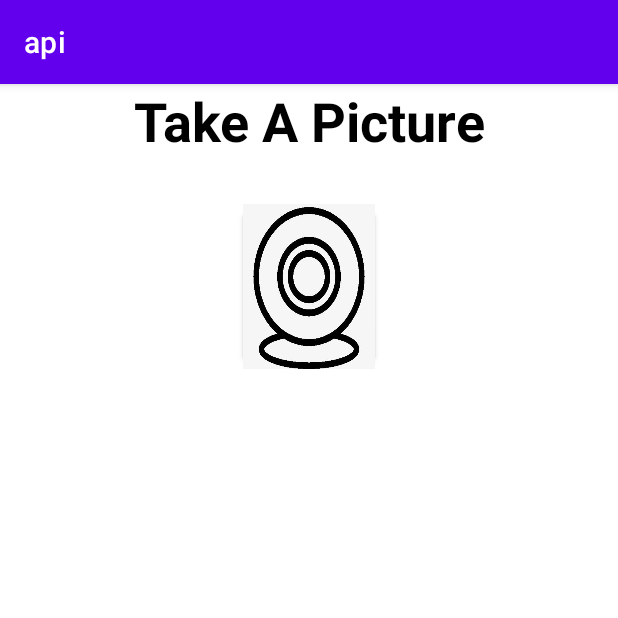
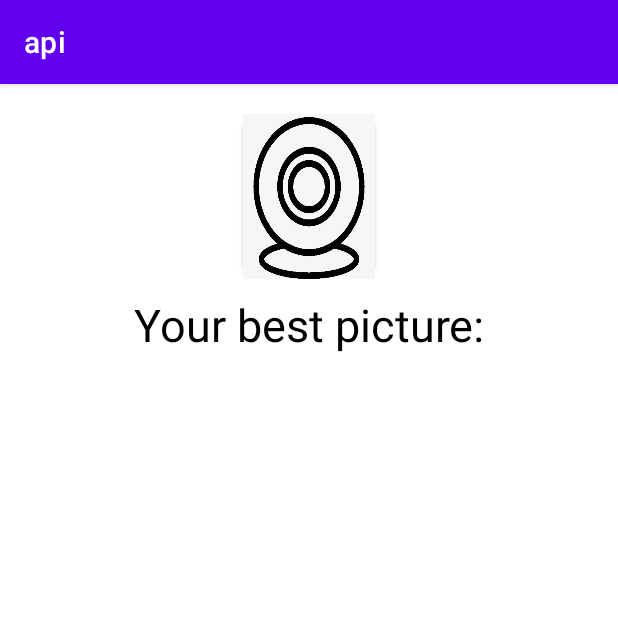
Before and after one commit to xzhan215/cs441_APIs, an Android app: the screen it shows after launch (MainActivity), on a phone screen of 412 x 824 dp, the top half of it. Run offline under Robolectric (Android 15) with nearby library versions, the phone set to English and light mode, and no system bars.

Commit message:
manage about linear layout alignment

```diff
--- a/api/app/src/main/res/layout/activity_main.xml
+++ b/api/app/src/main/res/layout/activity_main.xml
@@ -7,23 +7,25 @@
     android:orientation="vertical"
     tools:context=".MainActivity">
 
-    <TextView
-        android:id="@+id/textView2"
-        android:layout_width="match_parent"
-        android:layout_height="80dp"
-        android:text="Take A Picture"
-        android:textAlignment="center"
-        android:textColor="@color/black"
-        android:textSize="36sp"
-        android:textStyle="bold"
-        android:laygravity="center_horizontal" />
-
     <Button
         android:id="@+id/button"
         android:layout_width="wrap_content"
         android:layout_height="110dp"
         android:layout_gravity="center_horizontal"
-        android:foreground="@drawable/camera" />
+        android:layout_marginTop="20dp"
+        android:foreground="@drawable/camera"/>
+
+    <TextView
+        android:id="@+id/textView2"
+        android:layout_width="match_parent"
+        android:layout_height="50dp"
+        android:text="Your best picture:"
+        android:textAlignment="center"
+        android:textColor="@color/black"
+        android:textSize="30sp"
+        android:layout_gravity="center_horizontal"
+        android:layout_marginTop="10dp"
+        android:gravity="center_horizontal" />
 
     <ImageView
         android:id="@+id/imageView"
```
